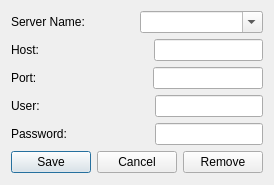
The window that ServerTools/ui_serverConfigurator.ui (dsgoficial/DsgTools) describes before a commit, drawn with Qt 5.
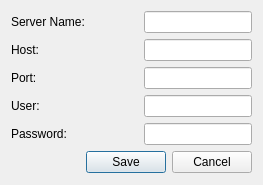
The same window after the commit.

Commit message: Change on servers view

What changed in the file:
```diff
--- a/ServerTools/ui_serverConfigurator.ui
+++ b/ServerTools/ui_serverConfigurator.ui
@@ -24,11 +24,20 @@
       </widget>
      </item>
      <item>
-      <widget class="QComboBox" name="serversCombo">
-       <property name="editable">
-        <bool>true</bool>
+      <spacer name="horizontalSpacer">
+       <property name="orientation">
+        <enum>Qt::Horizontal</enum>
        </property>
-      </widget>
+       <property name="sizeHint" stdset="0">
+        <size>
+         <width>28</width>
+         <height>17</height>
+        </size>
+       </property>
+      </spacer>
+     </item>
+     <item>
+      <widget class="QLineEdit" name="servEdit"/>
      </item>
     </layout>
    </item>
@@ -142,6 +151,19 @@
    </item>
    <item row="5" column="0">
     <layout class="QHBoxLayout" name="horizontalLayout_6">
+     <item>
+      <spacer name="horizontalSpacer_6">
+       <property name="orientation">
+        <enum>Qt::Horizontal</enum>
+       </property>
+       <property name="sizeHint" stdset="0">
+        <size>
+         <width>40</width>
+         <height>20</height>
+        </size>
+       </property>
+      </spacer>
+     </item>
      <item>
       <widget class="QPushButton" name="saveButton">
        <property name="text">
@@ -156,13 +178,6 @@
        </property>
       </widget>
      </item>
-     <item>
-      <widget class="QPushButton" name="removeButton">
-       <property name="text">
-        <string>Remove</string>
-       </property>
-      </widget>
-     </item>
     </layout>
    </item>
   </layout>
```
The commit also changes 6 other files.
